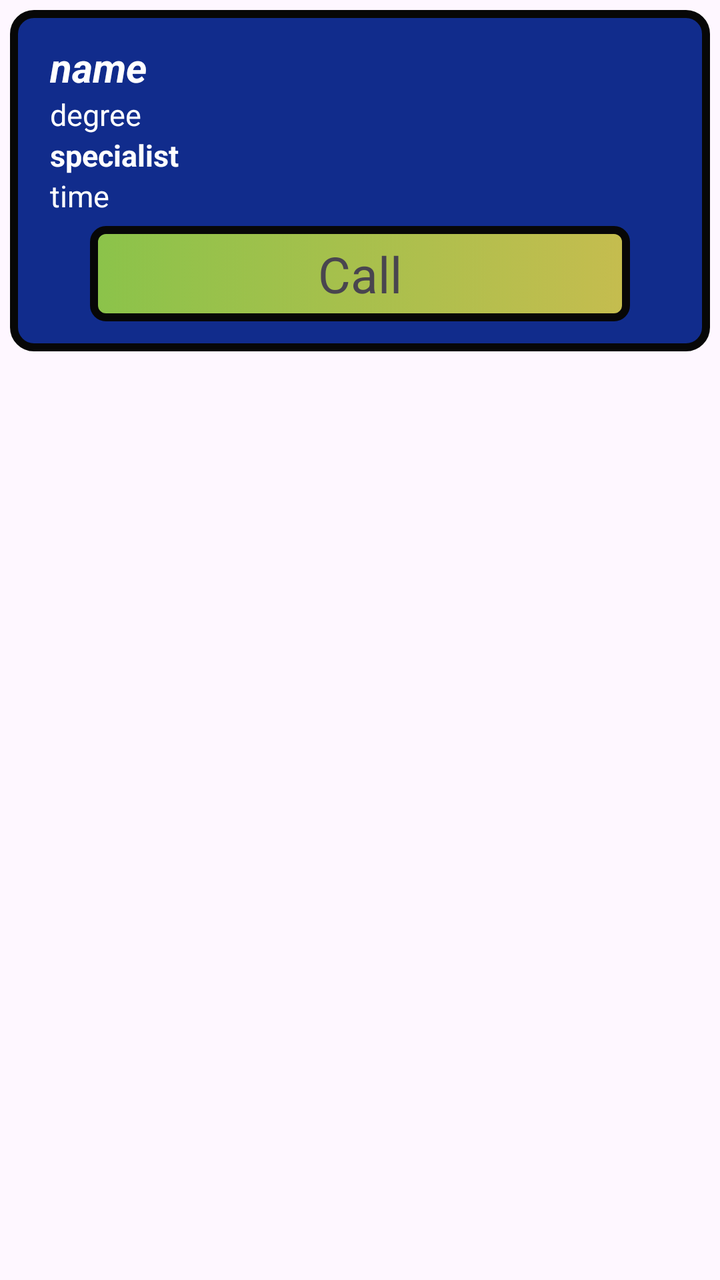
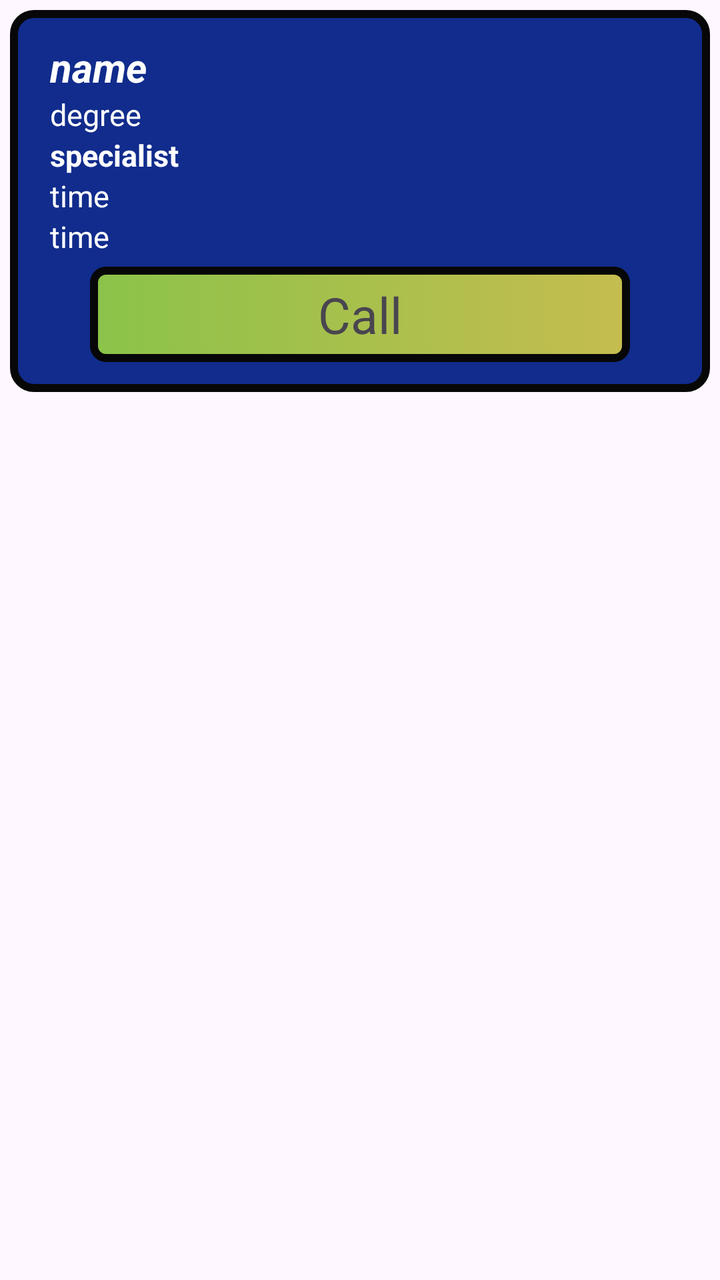

The first picture is an Android layout as it rendered before a commit; the second is the same layout after the commit. The layout source and the unified diff follow.
<!-- AndroidManifest.xml: application theme Theme.AnowaraHelpLine -->
<!-- res/layout/dotor_name.xml -->
<?xml version="1.0" encoding="utf-8"?>
<LinearLayout xmlns:android="http://schemas.android.com/apk/res/android"
    android:layout_width="match_parent"
    android:layout_height="wrap_content"
    xmlns:app="http://schemas.android.com/apk/res-auto"
    android:orientation="vertical"

    >

    <RelativeLayout
        android:layout_width="match_parent"
        android:layout_height="wrap_content"
        android:padding="15dp"
        android:background="@drawable/banckgrounddesign"
        android:layout_margin="5dp">

        <TextView
            android:layout_width="wrap_content"
            android:layout_height="wrap_content"
            android:id="@+id/drNameTxt"
            android:textStyle="bold|italic"
            android:text="name"
            android:textColor="#ffffff"
            android:textSize="20dp"
            android:layout_marginLeft="5dp"
            android:ellipsize="end"
            />
        <TextView
            android:layout_width="wrap_content"
            android:layout_height="wrap_content"
            android:id="@+id/drDegreeTxt"
            android:text="degree"

            android:textSize="15dp"

            android:layout_below="@+id/drNameTxt"
            android:layout_marginLeft="5dp"
            android:ellipsize="end"
            android:textColor="#ffffff"
            />
        <TextView
            android:layout_width="wrap_content"
            android:layout_height="wrap_content"
            android:id="@+id/drSpecialistTxt"
            android:text="specialist"
            android:textSize="15dp"
            android:textStyle="bold"
            android:layout_below="@+id/drDegreeTxt"
            android:layout_marginLeft="5dp"
            android:ellipsize="end"
            android:textColor="#ffffff"
            />
         <TextView
                android:layout_width="wrap_content"
                android:layout_height="wrap_content"
                android:id="@+id/drTimeTxt"
                android:text="time"
                android:textSize="15dp"
                android:layout_below="@+id/drSpecialistTxt"
                android:layout_marginLeft="5dp"
                android:ellipsize="end"
                android:textColor="#ffffff"
                />

        <TextView
            android:id="@+id/callForName"
            android:layout_width="match_parent"
            android:layout_height="wrap_content"
            android:text="Call"
            android:textSize="25dp"
            android:textAlignment="center"
            android:background="@drawable/blood_donation"
            android:layout_below="@+id/drTimeTxt"
            android:layout_marginTop="5dp"
            android:layout_marginLeft="25dp"
            android:layout_marginRight="25dp"
            android:padding="7dp"
            />

        </RelativeLayout>

</LinearLayout>
<!-- resources referenced by this layout -->
<resources>
  <!-- drawable banckgrounddesign (drawable) -->
  <?xml version="1.0" encoding="utf-8"?>
  <shape xmlns:android="http://schemas.android.com/apk/res/android"
      android:shape="rectangle" >
      <corners android:radius="10dp" />
      <stroke android:width="4dp" android:color="#070707" />
      <solid android:color="#112C8C"/>
      <padding android:left="20dp" android:top="20dp"
          android:right="20dp" android:bottom="20dp" />
  </shape>
  <!-- drawable blood_donation (drawable) -->
  <?xml version="1.0" encoding="utf-8"?>
  <selector xmlns:android="http://schemas.android.com/apk/res/android">
  
      <item>
          <shape android:shape="rectangle"
              >
              <gradient android:startColor="#8BC34A"
                  android:endColor="#C1FFEB3B"/>
              <corners android:radius="6dp"/>
              <stroke android:width="4dp" android:color="#070707" />
          </shape>
  
  
  
      </item>
  </selector>
  <style name="Theme.AnowaraHelpLine" parent="Base.Theme.AnowaraHelpLine" />
  <style name="Base.Theme.AnowaraHelpLine" parent="Theme.Material3.DayNight.NoActionBar">
          
          
      </style>
</resources>

<!-- the commit's change to res/layout/dotor_name.xml (unified diff, before → after) -->
@@ -61,6 +61,17 @@
                 android:ellipsize="end"
                 android:textColor="#ffffff"
                 />
+        <TextView
+            android:layout_width="wrap_content"
+            android:layout_height="wrap_content"
+            android:id="@+id/drHospitalName"
+            android:text="time"
+            android:textSize="15dp"
+            android:layout_below="@+id/drTimeTxt"
+            android:layout_marginLeft="5dp"
+            android:ellipsize="end"
+            android:textColor="#ffffff"
+            />
 
         <TextView
             android:id="@+id/callForName"
@@ -70,7 +81,7 @@
             android:textSize="25dp"
             android:textAlignment="center"
             android:background="@drawable/blood_donation"
-            android:layout_below="@+id/drTimeTxt"
+            android:layout_below="@+id/drHospitalName"
             android:layout_marginTop="5dp"
             android:layout_marginLeft="25dp"
             android:layout_marginRight="25dp"
